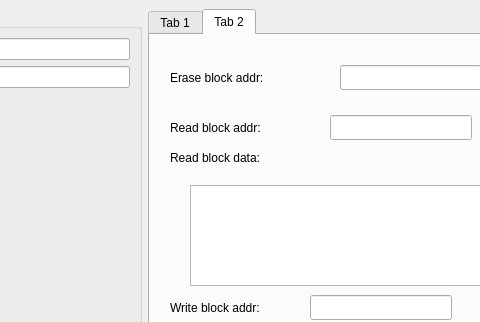
Old version of the form mainwindow.ui in the repository kdurant/update_app; both pictures show x 137 to 617 and y 0 to 322 of the 834 by 656 pixel window.
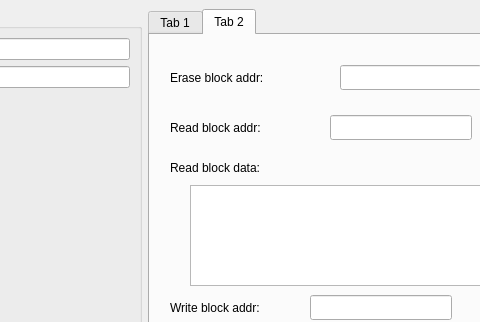
New version of the form.

Commit message: feat: 添加log文件功能

```diff
--- a/mainwindow.ui
+++ b/mainwindow.ui
@@ -219,7 +219,7 @@
         <property name="geometry">
          <rect>
           <x>20</x>
-          <y>110</y>
+          <y>120</y>
           <width>141</width>
           <height>25</height>
          </rect>
```
Left out of the diff: 26 changed lines with no effect on the pictures. The commit also changes 2 other files.
